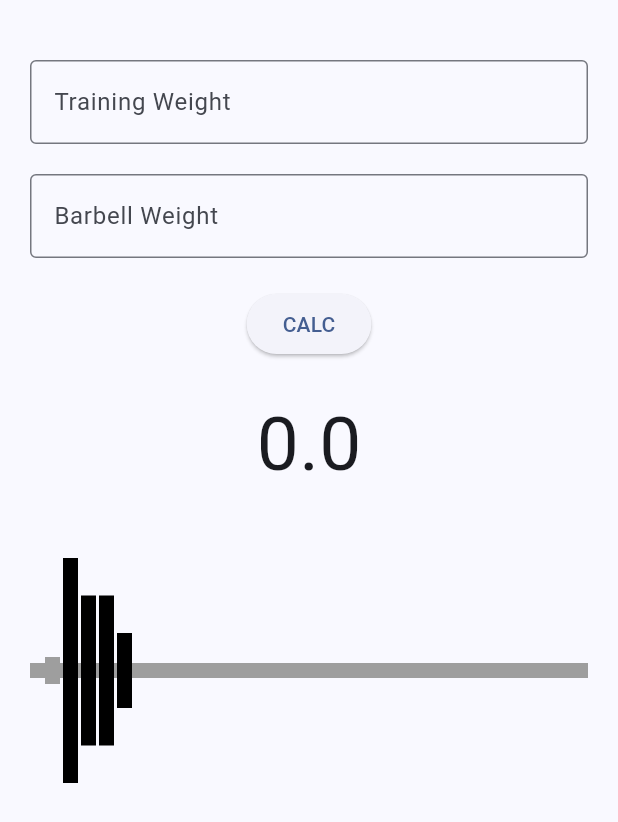
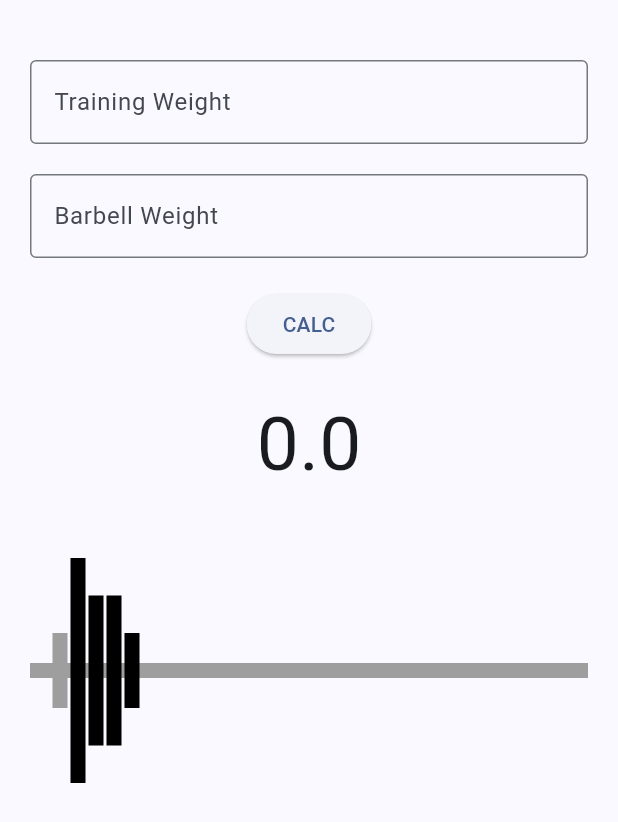
Before and after one commit to ThePi2K/BarbellCalc, a Flutter app: the screen it shows after launch, on a phone screen of 412 x 824 dp. Shown: the top 822 px of the screen. Run offline on Flutter 3.47's test engine with Material 3 defaults, Android fonts, the light colour scheme and no system bars.

```diff
--- a/barbell_calc/lib/barbell.dart
+++ b/barbell_calc/lib/barbell.dart
@@ -31,9 +31,7 @@ class BarbellWidget extends StatelessWidget {
           BarWidget(barPadding: 20.0, barColor: Colors.grey),
           Row(
             children: [
-              SizedBox(width: 20.0),
-              // plates start
-              SizedBox(width: 2),
+              SizedBox(width: 27.0),
               PlateWidget(heightPlate: 150.0),
               SizedBox(width: 2),
               PlateWidget(heightPlate: 100.0),
@@ -70,9 +68,9 @@ class BarWidget extends StatelessWidget {
         ),
         Row(
           children: [
-            const SizedBox(width: 10.0),
+            const SizedBox(width: 15.0),
             Container(
-              height: 18.0,
+              height: 50.0,
               width: 10.0,
               decoration: BoxDecoration(
                 color: barColor,
```
Also changed, not shown: barbell_calc/lib/main.dart (line endings or trailing spaces), 3 other files.
